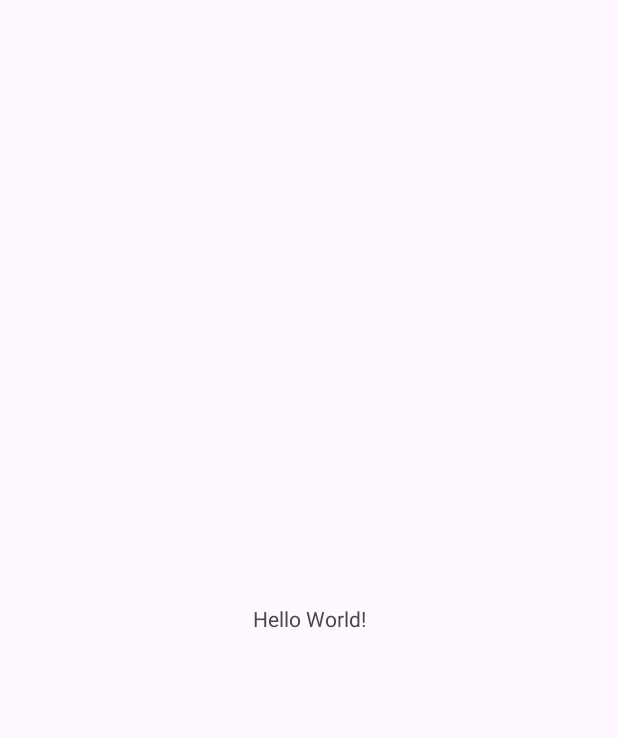
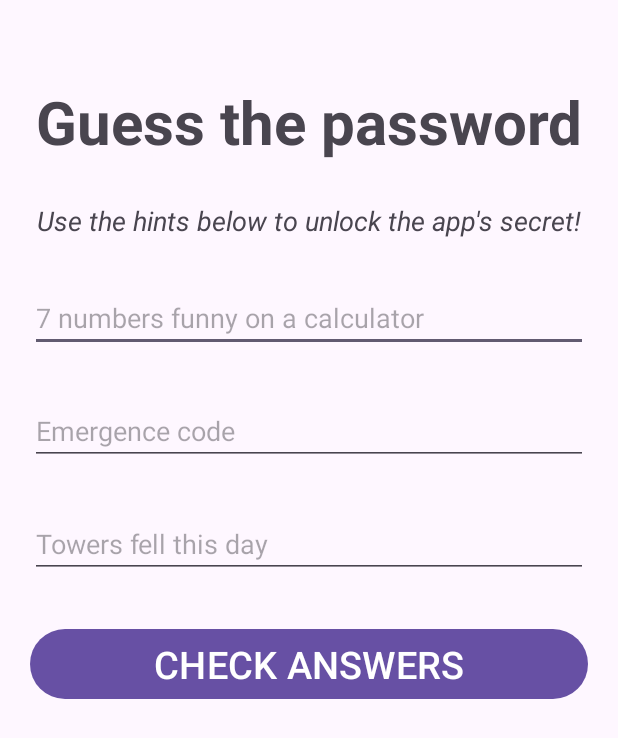
Before and after one commit to ThatMinerDoe66/Joaquin-Gabriel-Camangeg-block1-activity1, an Android app: the screen it shows after launch (MainActivity), on a phone screen of 412 x 824 dp. Before the commit the part shown is almost empty. Shown: the top 738 px of the screen. Run offline under Robolectric (Android 15) with nearby library versions, the phone set to English and light mode, and no system bars.

Commit message:
Make another Page

```diff
--- a/app/src/main/java/com/joaquingabriel/camangeg/block1/p1/quiz/MainActivity.kt
+++ b/app/src/main/java/com/joaquingabriel/camangeg/block1/p1/quiz/MainActivity.kt
@@ -7,5 +7,7 @@ class MainActivity : AppCompatActivity() {
     override fun onCreate(savedInstanceState: Bundle?) {
         super.onCreate(savedInstanceState)
         setContentView(R.layout.activity_main)
+
+
     }
 }
--- a/app/src/main/res/layout/activity_main.xml
+++ b/app/src/main/res/layout/activity_main.xml
@@ -7,12 +7,75 @@
     tools:context=".MainActivity">
 
     <TextView
+        android:id="@+id/textTitle"
         android:layout_width="wrap_content"
         android:layout_height="wrap_content"
-        android:text="Hello World!"
+        android:text="Guess the password"
+        android:textSize="40dp"
+        android:textStyle="bold"
         app:layout_constraintBottom_toBottomOf="parent"
         app:layout_constraintEnd_toEndOf="parent"
         app:layout_constraintStart_toStartOf="parent"
-        app:layout_constraintTop_toTopOf="parent" />
+        app:layout_constraintTop_toTopOf="parent"
+        app:layout_constraintVertical_bias="0.07" />
+
+    <TextView
+        android:id="@+id/textHint"
+        android:layout_width="wrap_content"
+        android:layout_height="wrap_content"
+        android:text="Use the hints below to unlock the app's secret!"
+        android:textSize="18dp"
+        android:textStyle="italic"
+        app:layout_constraintBottom_toBottomOf="parent"
+        app:layout_constraintEnd_toEndOf="parent"
+        app:layout_constraintStart_toStartOf="parent"
+        app:layout_constraintTop_toBottomOf="@+id/textTitle"
+        app:layout_constraintVertical_bias="0.039" />
+
+    <EditText
+        android:id="@+id/firstPass"
+        android:layout_width="match_parent"
+        android:layout_height="wrap_content"
+        android:layout_marginStart="20dp"
+        android:layout_marginTop="30dp"
+        android:layout_marginEnd="20dp"
+        android:hint="7 numbers funny on a calculator"
+        android:inputType="number"
+        app:layout_constraintTop_toBottomOf="@+id/textHint" />
+
+    <EditText
+        android:id="@+id/secondPass"
+        android:layout_width="match_parent"
+        android:layout_height="wrap_content"
+        android:layout_marginStart="20dp"
+        android:layout_marginTop="30dp"
+        android:layout_marginEnd="20dp"
+        android:hint="Emergence code"
+        android:inputType="number"
+        app:layout_constraintTop_toBottomOf="@+id/firstPass" />
+
+    <EditText
+        android:id="@+id/thirdPass"
+        android:layout_width="match_parent"
+        android:layout_height="wrap_content"
+        android:layout_marginStart="20dp"
+        android:layout_marginTop="30dp"
+        android:layout_marginEnd="20dp"
+        android:hint="Towers fell this day"
+        android:inputType="number"
+        app:layout_constraintTop_toBottomOf="@+id/secondPass" />
+
+    <Button
+        android:id="@+id/checkAnswers"
+        android:layout_width="match_parent"
+        android:layout_height="wrap_content"
+        android:layout_marginStart="20dp"
+        android:layout_marginTop="30dp"
+        android:layout_marginEnd="20dp"
+        android:text="CHECK ANSWERS"
+        android:textSize="25dp"
+        app:layout_constraintTop_toBottomOf="@id/thirdPass"
+
+        />
 
 </androidx.constraintlayout.widget.ConstraintLayout>
```
